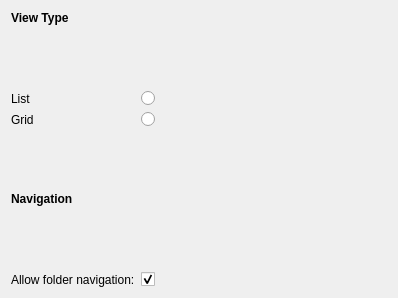
First picture: the form in applets/mediabrowser/general.ui, repository KDE/plasma-mediacenter, before the edit.
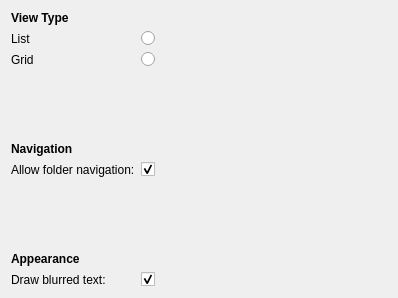
Second picture: the form after the edit.

Commit message: choose between blurred and plain text

Diff of the .ui file:
```diff
--- a/applets/mediabrowser/general.ui
+++ b/applets/mediabrowser/general.ui
@@ -13,6 +13,9 @@
   <layout class="QVBoxLayout" name="verticalLayout">
    <item>
     <layout class="QFormLayout" name="formLayout">
+     <property name="fieldGrowthPolicy">
+      <enum>QFormLayout::ExpandingFieldsGrow</enum>
+     </property>
      <item row="0" column="0">
       <widget class="QLabel" name="label">
        <property name="font">
@@ -26,61 +29,35 @@
        </property>
       </widget>
      </item>
-     <item row="2" column="0">
+     <item row="1" column="0">
       <widget class="QLabel" name="label_2">
        <property name="text">
         <string>List</string>
        </property>
       </widget>
      </item>
-     <item row="2" column="1">
+     <item row="1" column="1">
       <widget class="QRadioButton" name="listRadio">
        <property name="text">
         <string/>
        </property>
       </widget>
      </item>
-     <item row="3" column="0">
+     <item row="2" column="0">
       <widget class="QLabel" name="label_3">
        <property name="text">
         <string>Grid</string>
        </property>
       </widget>
      </item>
-     <item row="3" column="1">
+     <item row="2" column="1">
       <widget class="QRadioButton" name="gridRadio">
        <property name="text">
         <string/>
        </property>
       </widget>
      </item>
-     <item row="1" column="1">
-      <spacer name="verticalSpacer">
-       <property name="orientation">
-        <enum>Qt::Vertical</enum>
-       </property>
-       <property name="sizeHint" stdset="0">
-        <size>
-         <width>20</width>
-         <height>20</height>
-        </size>
-       </property>
-      </spacer>
-     </item>
-     <item row="4" column="1">
-      <spacer name="verticalSpacer_2">
-       <property name="orientation">
-        <enum>Qt::Vertical</enum>
-       </property>
-       <property name="sizeHint" stdset="0">
-        <size>
-         <width>20</width>
-         <height>40</height>
-        </size>
-       </property>
-      </spacer>
-     </item>
-     <item row="5" column="0">
+     <item row="4" column="0">
       <widget class="QLabel" name="label_4">
        <property name="font">
         <font>
@@ -93,27 +70,14 @@
        </property>
       </widget>
      </item>
-     <item row="7" column="0">
+     <item row="5" column="0">
       <widget class="QLabel" name="label_5">
        <property name="text">
         <string>Allow folder navigation:</string>
        </property>
       </widget>
      </item>
-     <item row="6" column="1">
-      <spacer name="verticalSpacer_3">
-       <property name="orientation">
-        <enum>Qt::Vertical</enum>
-       </property>
-       <property name="sizeHint" stdset="0">
-        <size>
-         <width>20</width>
-         <height>20</height>
-        </size>
-       </property>
-      </spacer>
-     </item>
-     <item row="7" column="1">
+     <item row="5" column="1">
       <widget class="QCheckBox" name="folderNavigationCheckBox">
        <property name="text">
         <string/>
@@ -126,6 +90,62 @@
        </property>
       </widget>
      </item>
+     <item row="7" column="0">
+      <widget class="QLabel" name="label_6">
+       <property name="font">
+        <font>
+         <weight>75</weight>
+         <bold>true</bold>
+        </font>
+       </property>
+       <property name="text">
+        <string>Appearance</string>
+       </property>
+      </widget>
+     </item>
+     <item row="6" column="0">
+      <spacer name="verticalSpacer">
+       <property name="orientation">
+        <enum>Qt::Vertical</enum>
+       </property>
+       <property name="sizeHint" stdset="0">
+        <size>
+         <width>20</width>
+         <height>40</height>
+        </size>
+       </property>
+      </spacer>
+     </item>
+     <item row="3" column="0">
+      <spacer name="verticalSpacer_2">
+       <property name="orientation">
+        <enum>Qt::Vertical</enum>
+       </property>
+       <property name="sizeHint" stdset="0">
+        <size>
+         <width>20</width>
+         <height>40</height>
+        </size>
+       </property>
+      </spacer>
+     </item>
+     <item row="8" column="0">
+      <widget class="QLabel" name="label_7">
+       <property name="text">
+        <string>Draw blurred text: </string>
+       </property>
+      </widget>
+     </item>
+     <item row="8" column="1">
+      <widget class="QCheckBox" name="blurredTextCheckBox">
+       <property name="text">
+        <string/>
+       </property>
+       <property name="checked">
+        <bool>true</bool>
+       </property>
+      </widget>
+     </item>
     </layout>
    </item>
   </layout>
```
The commit also changes 7 other files.
